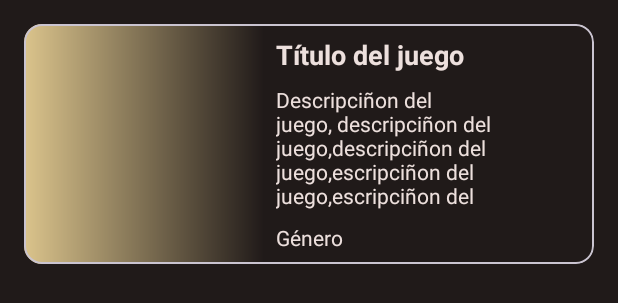
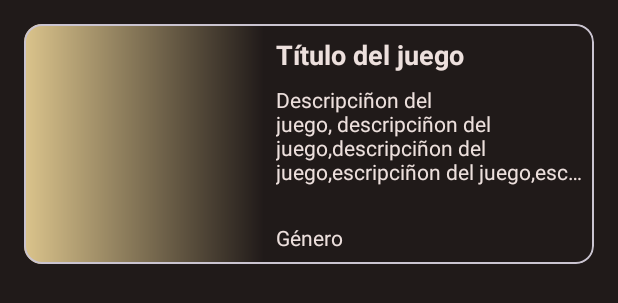
Before and after one commit to martamagui/UtadOnline_PMDM_UD5-FreeToPlayList, an Android app: the layout item_game.xml on its own in the app's theme, with its tools: preview values and no code run, on a phone screen of 412 x 824 dp. Shown: the top 303 px of the screen. Run offline under Robolectric (Android 15) with nearby library versions, the phone set to English and light mode, and no system bars; network calls fail.

Commit message:
Layout update

```diff
--- a/app/src/main/res/layout/item_game.xml
+++ b/app/src/main/res/layout/item_game.xml
@@ -52,10 +52,10 @@
                 android:layout_marginTop="8dp"
                 android:layout_marginEnd="8dp"
                 android:layout_marginBottom="8dp"
+                android:ellipsize="end"
+                android:maxLines="4"
                 android:textColor="@color/md_theme_dark_onSurface"
                 android:textSize="14sp"
-                android:maxLines="5"
-                android:ellipsize="marquee"
                 app:layout_constraintBottom_toTopOf="@+id/tv_game_genre"
                 app:layout_constraintEnd_toEndOf="parent"
                 app:layout_constraintStart_toEndOf="@+id/iv_game"
```
Also changed, not shown: app/src/main/res/layout/fragment_home.xml (+4 -3 lines).
